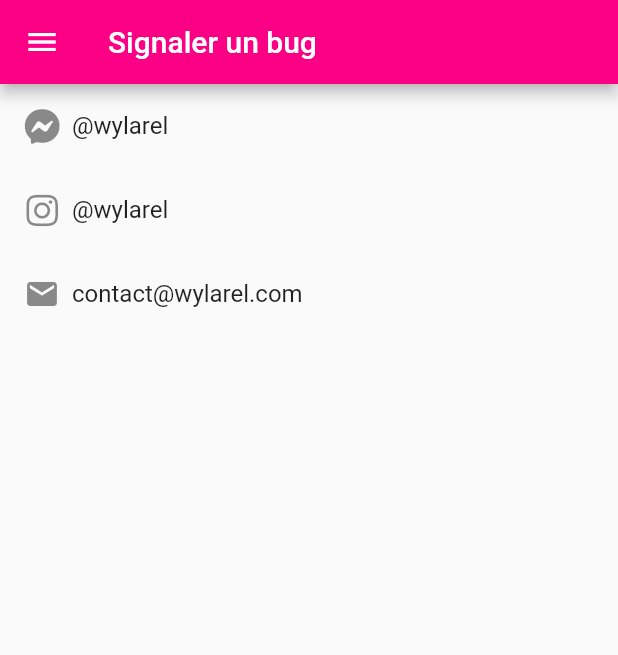
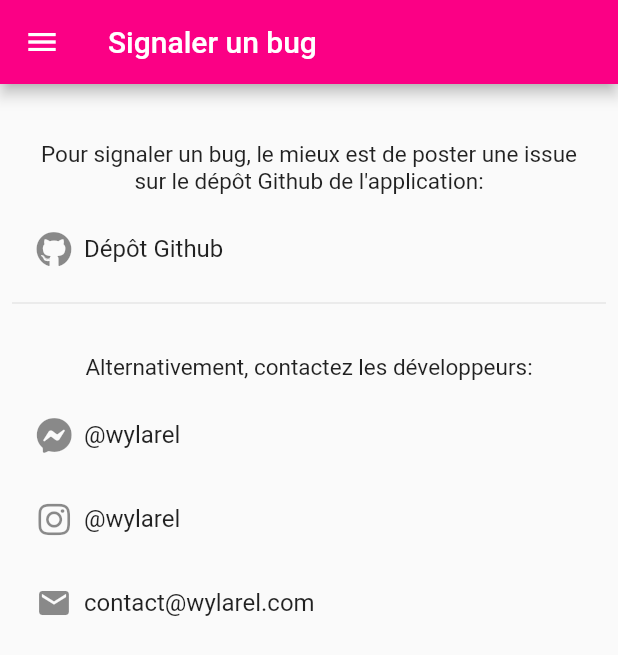
Before and after one commit to Wylarel/WahaApplication, a Flutter app: the BugreportPage screen opened by its route, on a phone screen of 412 x 824 dp. Shown: the top 655 px of the screen. Run offline on Flutter 3.47's test engine with Material 2 defaults, Android fonts, the phone set to English and light mode, and no system bars; our stand-ins replace cloud_firestore, firebase_auth, firebase_messaging, fluttertoast, font_awesome_flutter; accounts and stored records are empty.

Commit message:
Add github repo in bugreport

```diff
--- a/lib/module/bugreport/bugreport_view.dart
+++ b/lib/module/bugreport/bugreport_view.dart
@@ -14,12 +14,27 @@ class BugreportPage extends StatelessWidget {
           backgroundColor: getPink(),
         ),
         drawer: AppDrawer(),
-        body: ListView(
-          children: <Widget>[
-            _createDrawerItem(icon: FontAwesomeIcons.facebookMessenger, text: "@wylarel", onTap: () => _launchURL("https://www.messenger.com/t/wylarel")),
-            _createDrawerItem(icon: FontAwesomeIcons.instagram, text: "@wylarel", onTap: () => _launchURL("https://www.instagram.com/wylarel")),
-            _createDrawerItem(icon: Icons.email, text: "contact@wylarel.com", onTap: () => _launchURL("mailto:contact@wylarel.com?subject=Signaler%20un%20bug%20sur%20l'app%20Waha")),
-          ]
+        body: Padding(
+          padding: const EdgeInsets.only(top: 30.0, left: 8.0, right: 8.0),
+          child: Column(
+            children: [
+              Padding(
+                padding: const EdgeInsets.all(8.0),
+                child: Text("Pour signaler un bug, le mieux est de poster une issue sur le dépôt Github de l'application:", textAlign: TextAlign.center,
+                  style: TextStyle(fontWeight: FontWeight.normal, fontSize: 15.0),),
+              ),
+              _createDrawerItem(icon: FontAwesomeIcons.github, text: "Dépôt Github", onTap: () => _launchURL("https://github.com/WahaDevs/WahaApplication/issues/new")),
+              Divider(),
+              Padding(
+                padding: const EdgeInsets.only(left: 8.0, right: 8.0, bottom:8.0, top: 26.0),
+                child: Text("Alternativement, contactez les développeurs:", textAlign: TextAlign.center,
+                  style: TextStyle(fontWeight: FontWeight.normal, fontSize: 15.0),),
+              ),
+              _createDrawerItem(icon: FontAwesomeIcons.facebookMessenger, text: "@wylarel", onTap: () => _launchURL("https://www.messenger.com/t/wylarel")),
+              _createDrawerItem(icon: FontAwesomeIcons.instagram, text: "@wylarel", onTap: () => _launchURL("https://www.instagram.com/wylarel")),
+              _createDrawerItem(icon: Icons.email, text: "contact@wylarel.com", onTap: () => _launchURL("mailto:contact@wylarel.com?subject=Signaler%20un%20bug%20sur%20l'app%20Waha")),
+            ],
+          ),
         )
     );
   }
```
